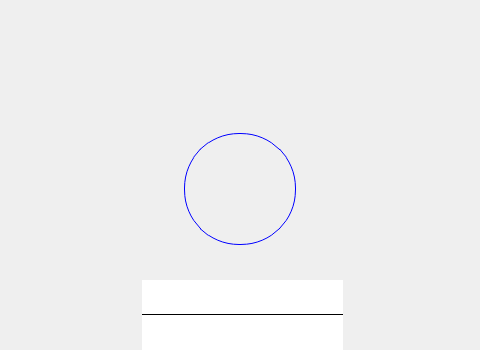
First picture: the form in login.ui, repository jaueone/Magnetic, before the edit; both pictures show x 288 to 768 and y 0 to 350 of the 1078 by 598 pixel window.
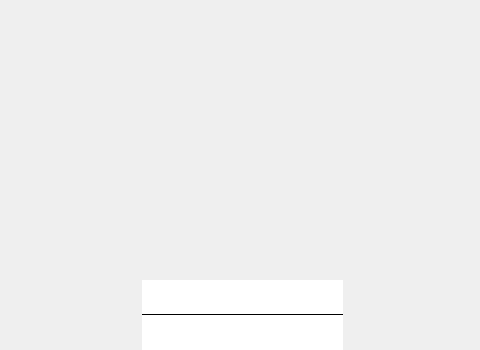
Second picture: the form after the edit. Icons and pictures are not drawn.

```diff
--- a/login.ui
+++ b/login.ui
@@ -106,22 +106,14 @@
   <widget class="QLabel" name="label">
    <property name="geometry">
     <rect>
-     <x>472</x>
-     <y>133</y>
-     <width>112</width>
-     <height>112</height>
+     <x>463</x>
+     <y>120</y>
+     <width>131</width>
+     <height>141</height>
     </rect>
    </property>
    <property name="styleSheet">
-    <string notr="true">min-width:  110px;
-    max-width: 110px;
-    min-height: 110px;
-    max-height: 110px;
-
-    border-radius: 55px;
-	border:1px solid blue;
-
-    border-image: url(:/image/合格.png);</string>
+    <string notr="true"/>
    </property>
    <property name="text">
     <string/>
```
